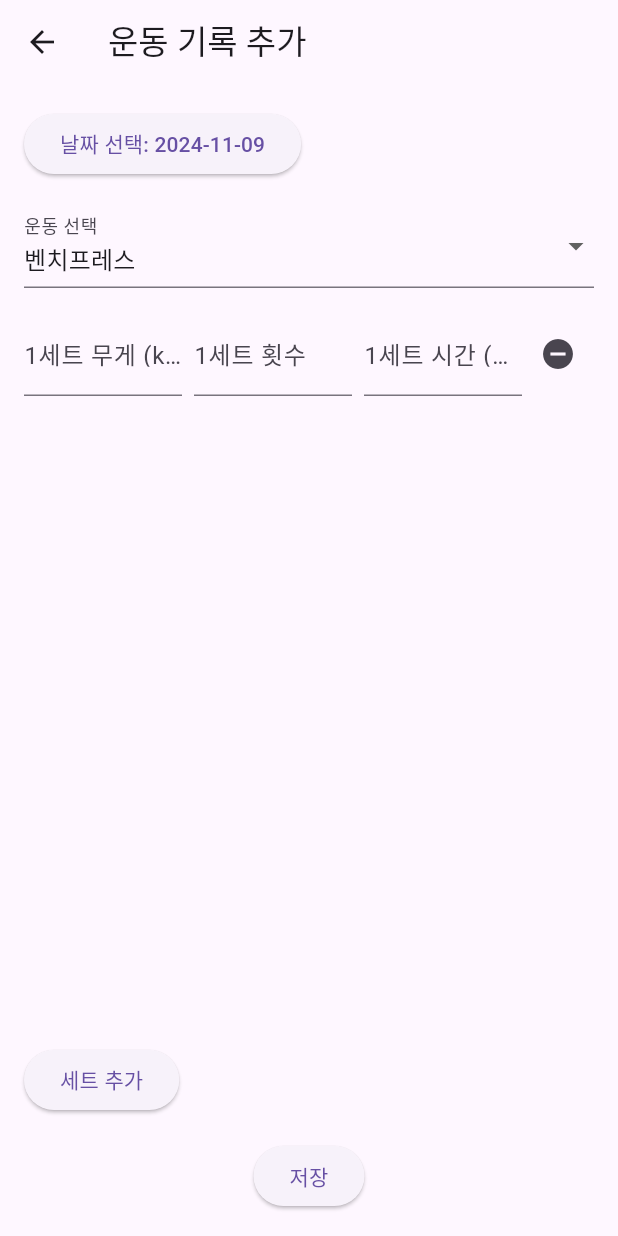
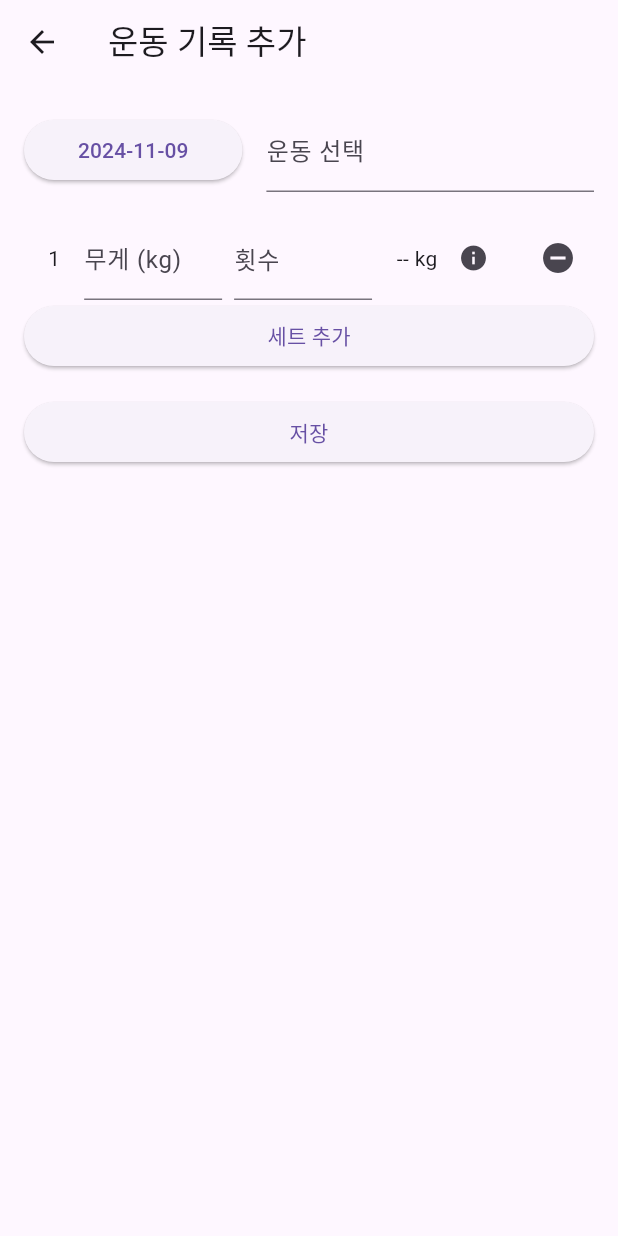
Before and after one commit to guswls6212/health_record, a Flutter app: the AddWorkoutRecordScreen screen opened directly, on a phone screen of 412 x 824 dp. Run offline on Flutter 3.47's test engine with Material 3 defaults, Android fonts, the phone set to English and light mode, and no system bars; our stand-ins replace flutter_typeahead, shared_preferences, sqflite, table_calendar; accounts and stored records are empty; generated files the repository leaves out were written again.

Commit message:
운동기록추가화면까지 구성, 실제데이터 저장및 예외처리는 아직안되있음

```diff
--- a/lib/main.dart
+++ b/lib/main.dart
@@ -3,7 +3,7 @@ import 'package:flutter_localizations/flutter_localizations.dart';
 import 'package:intl/intl.dart';
 import 'package:provider/provider.dart';
 import 'src/model/exercise.dart';
-import 'src/screen/home_screen.dart';
+import 'src/screen/history_daily_screen.dart';
 import 'src/screen/step_calendar_screen.dart';
 import 'src/model/workout_record.dart';
 import 'src/screen/settings_screen.dart';
@@ -185,7 +185,7 @@ class _MainScreenState extends State<MainScreen> {
   @override
   Widget build(BuildContext context) {
     _widgetOptions = <Widget>[
-      HomeScreen(
+      HistoryDailyScreen(
           appLocalizations: widget.appLocalizations,
           setLocale: widget.setLocale), // AppLocalizations 전달
       StepCalendar(
--- a/lib/src/database/database_helper.dart
+++ b/lib/src/database/database_helper.dart
@@ -32,6 +32,7 @@ class DatabaseHelper {
   static final columnDuration = 'duration';
   static final columnSetNum = 'set_num';
   static final columnSortOrder = 'sort_order';
+  static const String columnOneRM = 'one_rm';
 
   static final tableUsers = 'users';
   static final columnUserEmail = 'user_email';
@@ -95,6 +96,7 @@ class DatabaseHelper {
         $columnWeight REAL,
         $columnReps INTEGER,
         $columnDuration INTEGER,
+        $columnOneRM REAL,
         FOREIGN KEY ($columnWorkoutRecordId) REFERENCES $tableWorkoutRecords($columnId)
       )
     ''');
--- a/lib/src/model/workout_set.dart
+++ b/lib/src/model/workout_set.dart
@@ -1,35 +1,39 @@
 import '../database/database_helper.dart';
 
 class WorkoutSet {
-  int? set; // 세트 번호 추가
+  int? set; // 세트 번호
   double? weight; // 무게
   int? reps; // 횟수
   int? duration; // 시간
+  double? oneRM; // 1RM 추가
 
   WorkoutSet({
-    this.set, // 세트 번호 추가
+    this.set,
     this.weight,
     this.reps,
     this.duration,
+    this.oneRM, // 1RM 추가
   });
 
   // fromMap 메서드 수정
   factory WorkoutSet.fromMap(Map<String, dynamic> map) {
     return WorkoutSet(
-      set: map[DatabaseHelper.columnSetNum] as int?, // set_num 추가
+      set: map[DatabaseHelper.columnSetNum] as int?,
       weight: map[DatabaseHelper.columnWeight] as double?,
       reps: map[DatabaseHelper.columnReps] as int?,
       duration: map[DatabaseHelper.columnDuration] as int?,
+      oneRM: map[DatabaseHelper.columnOneRM] as double?, // oneRM 추가
     );
   }
 
   // toMap 메서드 수정
   Map<String, dynamic> toMap() {
     return {
-      DatabaseHelper.columnSetNum: set, // set_num 추가
+      DatabaseHelper.columnSetNum: set,
       DatabaseHelper.columnWeight: weight,
       DatabaseHelper.columnReps: reps,
       DatabaseHelper.columnDuration: duration,
+      DatabaseHelper.columnOneRM: oneRM, // oneRM 추가
     };
   }
 }
--- a/lib/src/screen/add_workout_record_screen.dart
+++ b/lib/src/screen/add_workout_record_screen.dart
@@ -2,9 +2,10 @@ import 'package:flutter/material.dart';
 import 'package:intl/intl.dart';
 import 'package:provider/provider.dart';
 import 'package:uuid/uuid.dart';
+import 'package:flutter_typeahead/flutter_typeahead.dart';
 import '../model/workout_record.dart';
 import '../model/exercise.dart';
-import '../model/workout_set.dart'; // WorkoutSet import 추가
+import '../model/workout_set.dart';
 
 class AddWorkoutRecordScreen extends StatefulWidget {
   const AddWorkoutRecordScreen({Key? key}) : super(key: key);
@@ -16,8 +17,9 @@ class AddWorkoutRecordScreen extends StatefulWidget {
 class _AddWorkoutRecordScreenState extends State<AddWorkoutRecordScreen> {
   final _formKey = GlobalKey<FormState>();
   late DateTime _selectedDate;
-  late Exercise _selectedExercise; // Exercise 타입으로 변경
-  List<WorkoutSet> _sets = []; // WorkoutSet 리스트로 변경
+  late Exercise _selectedExercise;
+  List<WorkoutSet> _sets = [];
+  bool _showSearchField = true;
 
   @override
   void initState() {
@@ -25,12 +27,12 @@ class _AddWorkoutRecordScreenState extends State<AddWorkoutRecordScreen> {
     _selectedDate = DateTime.now();
     _selectedExercise =
         Provider.of<ExerciseModel>(context, listen: false).exercises.first;
-    _sets.add(WorkoutSet()); // 빈 WorkoutSet 추가
+    _sets.add(WorkoutSet());
   }
 
   void _addSet() {
     setState(() {
-      _sets.add(WorkoutSet()); // 빈 WorkoutSet 추가
+      _sets.add(WorkoutSet());
     });
   }
 
@@ -52,11 +54,15 @@ class _AddWorkoutRecordScreenState extends State<AddWorkoutRecordScreen> {
         key: _formKey,
         child: Padding(
           padding: const EdgeInsets.all(16.0),
+          child: SingleChildScrollView(
             child: Column(
-            crossAxisAlignment: CrossAxisAlignment.start,
+              crossAxisAlignment: CrossAxisAlignment.stretch,
               children: [
-              // 날짜 선택
-              ElevatedButton(
+                Row(
+                  children: [
+                    Expanded(
+                      flex: 2,
+                      child: ElevatedButton(
                         onPressed: () async {
                           final DateTime? picked = await showDatePicker(
                             context: context,
@@ -71,55 +77,77 @@ class _AddWorkoutRecordScreenState extends State<AddWorkoutRecordScreen> {
                           }
                         },
                         child: Text(
-                    '날짜 선택: ${DateFormat('yyyy-MM-dd').format(_selectedDate)}'),
+                            '${DateFormat('yyyy-MM-dd').format(_selectedDate)}'),
+                      ),
+                    ),
+                    const SizedBox(width: 16.0),
+                    Expanded(
+                      flex: 3,
+                      child: _showSearchField
+                          ? TypeAheadFormField<Exercise>(
+                              textFieldConfiguration: TextFieldConfiguration(
+                                decoration: InputDecoration(labelText: '운동 선택'),
+                              ),
+                              suggestionsCallback: (pattern) {
+                                return exerciseModel.exercises.where(
+                                    (exercise) => exercise.name
+                                        .toLowerCase()
+                                        .contains(pattern.toLowerCase()));
+                              },
+                              itemBuilder: (context, suggestion) {
+                                return ListTile(
+                                  title: Text(suggestion.name),
+                                );
+                              },
+                              transitionBuilder:
+                                  (context, suggestionsBox, controller) {
+                                return suggestionsBox;
+                              },
+                              onSuggestionSelected: (suggestion) {
+                                setState(() {
+                                  _selectedExercise = suggestion;
+                                  _showSearchField = false;
+                                });
+                              },
+                            )
+                          : Row(
+                              children: [
+                                Spacer(),
+                                Text(_selectedExercise.name),
+                                Spacer(),
+                                IconButton(
+                                  icon: Icon(Icons.search),
+                                  onPressed: () {
+                                    setState(() {
+                                      _showSearchField = true;
+                                    });
+                                  },
+                                ),
+                              ],
+                            ),
+                    ),
+                  ],
                 ),
                 const SizedBox(height: 16.0),
-
-              // 운동 선택
-              DropdownButtonFormField<Exercise>(
-                // Exercise 타입으로 변경
-                value: _selectedExercise,
-                onChanged: (Exercise? newValue) {
-                  setState(() {
-                    _selectedExercise = newValue!;
-                  });
-                },
-                items: exerciseModel.exercises.map((exercise) {
-                  return DropdownMenuItem<Exercise>(
-                    value: exercise,
-                    child: Text(exercise.name),
-                  );
-                }).toList(),
-                decoration: const InputDecoration(
-                  labelText: '운동 선택',
-                ),
-              ),
-              const SizedBox(height: 16.0),
-
-              // 세트 추가
-              Expanded(
-                child: ListView.builder(
+                ListView.builder(
+                  shrinkWrap: true,
+                  physics: const NeverScrollableScrollPhysics(),
                   itemCount: _sets.length,
                   itemBuilder: (context, index) {
                     return _buildSetWidget(index);
                   },
-                ),
                 ),
                 ElevatedButton(
                   onPressed: _addSet,
                   child: const Text('세트 추가'),
                 ),
                 const SizedBox(height: 16.0),
-
-              // 저장 버튼
-              Center(
-                child: ElevatedButton(
+                ElevatedButton(
                   onPressed: () {
                     if (_formKey.currentState!.validate()) {
                       final newRecord = WorkoutRecord(
                         id: const Uuid().v4(),
-                        exercise:
-                            _selectedExercise, // _selectedExerciseId 대신 _selectedExercise 사용
+                        exercise: _selectedExercise,
                         date: _selectedDate,
                         sets: _sets,
                       );
@@ -130,8 +158,8 @@ class _AddWorkoutRecordScreenState extends State<AddWorkoutRecordScreen> {
                   },
                   child: const Text('저장'),
                 ),
+              ],
             ),
-            ],
           ),
         ),
       ),
@@ -141,17 +169,21 @@ class _AddWorkoutRecordScreenState extends State<AddWorkoutRecordScreen> {
   Widget _buildSetWidget(int index) {
     return Row(
       children: [
+        Padding(
+          padding: const EdgeInsets.all(16.0),
+          child: Text('${index + 1}'),
+        ),
         Expanded(
           child: TextFormField(
-            initialValue: _sets[index].weight?.toString() ?? '', // null 처리 추가
+            initialValue: _sets[index].weight?.toString() ?? '',
             keyboardType: TextInputType.number,
-            decoration: InputDecoration(
-              labelText: '${index + 1}세트 무게 (kg)',
+            decoration: const InputDecoration(
+              labelText: '무게 (kg)',
             ),
             onChanged: (value) {
               setState(() {
-                _sets[index].weight =
-                    double.tryParse(value); // double.tryParse() 사용
+                _sets[index].weight = double.tryParse(value);
+                _calculate1RM(index);
               });
             },
             validator: (value) {
@@ -165,14 +197,15 @@ class _AddWorkoutRecordScreenState extends State<AddWorkoutRecordScreen> {
         const SizedBox(width: 8.0),
         Expanded(
           child: TextFormField(
-            initialValue: _sets[index].reps?.toString() ?? '', // null 처리 추가
+            initialValue: _sets[index].reps?.toString() ?? '',
             keyboardType: TextInputType.number,
-            decoration: InputDecoration(
-              labelText: '${index + 1}세트 횟수',
+            decoration: const InputDecoration(
+              labelText: '횟수',
             ),
             onChanged: (value) {
               setState(() {
                 _sets[index].reps = int.tryParse(value);
+                _calculate1RM(index);
               });
             },
             validator: (value) {
@@ -185,17 +218,37 @@ class _AddWorkoutRecordScreenState extends State<AddWorkoutRecordScreen> {
         ),
         const SizedBox(width: 8.0),
         Expanded(
-          child: TextFormField(
-            initialValue: _sets[index].duration?.toString() ?? '', // null 처리 추가
-            keyboardType: TextInputType.number,
-            decoration: InputDecoration(
-              labelText: '${index + 1}세트 시간 (초)', // '1RM' 대신 '시간 (초)'로 변경
+          child: Center(
+            child: Row(
+              mainAxisAlignment: MainAxisAlignment.center,
+              children: [
+                Text(
+                  _sets[index].oneRM != null
+                      ? '${_sets[index].oneRM!.toStringAsFixed(1)} kg'
+                      : '-- kg',
                 ),
-            onChanged: (value) {
-              setState(() {
-                _sets[index].duration = int.tryParse(value);
-              });
+                IconButton(
+                  icon: const Icon(Icons.info, size: 20),
+                  onPressed: () {
+                    showDialog(
+                      context: context,
+                      builder: (context) => AlertDialog(
+                        title: const Text('1RM이란?'),
+                        content: const Text('1RM은 1회 최대 반복 가능 무게를 의미합니다.\n\n'
+                            '이 값은 Brzycki 공식을 사용하여 계산된 예상 값이며,\n'
+                            '실제 1RM과는 다를 수 있습니다.'),
+                        actions: [
+                          TextButton(
+                            onPressed: () => Navigator.pop(context),
+                            child: const Text('닫기'),
+                          ),
+                        ],
+                      ),
+                    );
                   },
+                ),
+              ],
+            ),
           ),
         ),
         IconButton(
@@ -205,4 +258,15 @@ class _AddWorkoutRecordScreenState extends State<AddWorkoutRecordScreen> {
       ],
     );
   }
+
+  void _calculate1RM(int index) {
+    double? weight = _sets[index].weight;
+    int? reps = _sets[index].reps;
+    if (weight != null && reps != null && reps > 0) {
+      double oneRM = weight / (1.0278 - 0.0278 * reps);
+      _sets[index].oneRM = oneRM;
+    } else {
+      _sets[index].oneRM = null;
     }
+  }
+}
--- a/pubspec.yaml
+++ b/pubspec.yaml
@@ -21,6 +21,7 @@ dependencies:
   shared_preferences: ^2.3.2
   table_calendar: ^3.1.2
   uuid: ^4.5.1
+  flutter_typeahead: ^4.0.0
 
 dev_dependencies:
   flutter_test:
```
Also changed, not shown: lib/src/screen/history_daily_screen.dart (renamed from lib/src/screen/home_screen.dart, +17 -4 lines), pubspec.lock, 1 other file. Lines whose indentation alone changed are shown as unchanged.
